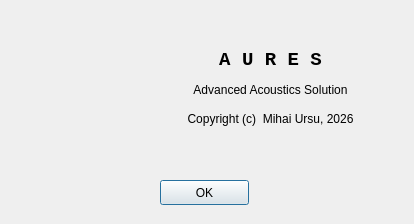
Above: Aures/About.ui from mu1492/Aures before the change. Below: the same form after it.
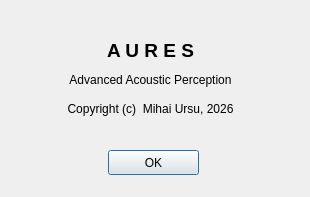
That is the form after the change. Icons and pictures are not drawn.

Diff of the .ui file:
```diff
--- a/Aures/About.ui
+++ b/Aures/About.ui
@@ -6,8 +6,8 @@
    <rect>
     <x>0</x>
     <y>0</y>
-    <width>414</width>
-    <height>224</height>
+    <width>310</width>
+    <height>197</height>
    </rect>
   </property>
   <property name="windowTitle">
@@ -16,9 +16,9 @@
   <widget class="QPushButton" name="OkButton">
    <property name="geometry">
     <rect>
-     <x>160</x>
-     <y>180</y>
-     <width>89</width>
+     <x>108</x>
+     <y>150</y>
+     <width>91</width>
      <height>25</height>
     </rect>
    </property>
@@ -29,8 +29,8 @@
   <widget class="QLabel" name="labelCopyright">
    <property name="geometry">
     <rect>
-     <x>150</x>
-     <y>110</y>
+     <x>30</x>
+     <y>100</y>
      <width>241</width>
      <height>17</height>
     </rect>
@@ -45,15 +45,15 @@
   <widget class="QLabel" name="labelTitle">
    <property name="geometry">
     <rect>
-     <x>200</x>
-     <y>50</y>
+     <x>80</x>
+     <y>40</y>
      <width>141</width>
      <height>20</height>
     </rect>
    </property>
    <property name="font">
     <font>
-     <family>Monospace</family>
+     <family>Segoe UI</family>
      <pointsize>14</pointsize>
      <weight>75</weight>
      <bold>true</bold>
@@ -70,43 +70,19 @@
   <widget class="QLabel" name="labelDescription">
    <property name="geometry">
     <rect>
-     <x>150</x>
-     <y>80</y>
+     <x>30</x>
+     <y>70</y>
      <width>241</width>
      <height>20</height>
     </rect>
    </property>
    <property name="text">
-    <string>Advanced Acoustics Solution</string>
+    <string>Advanced Acoustic Perception</string>
    </property>
    <property name="alignment">
     <set>Qt::AlignCenter</set>
    </property>
   </widget>
-  <widget class="QLabel" name="label">
-   <property name="geometry">
-    <rect>
-     <x>30</x>
-     <y>30</y>
-     <width>111</width>
-     <height>81</height>
-    </rect>
-   </property>
-   <property name="text">
-    <string/>
-   </property>
-   <property name="pixmap">
-    <pixmap resource="Aures.qrc">:/Res/aures.png</pixmap>
-   </property>
-   <property name="scaledContents">
-    <bool>true</bool>
-   </property>
-  </widget>
-  <zorder>label</zorder>
-  <zorder>OkButton</zorder>
-  <zorder>labelCopyright</zorder>
-  <zorder>labelTitle</zorder>
-  <zorder>labelDescription</zorder>
  </widget>
  <resources>
   <include location="Aures.qrc"/>
```
Left out of the diff: 4 changed lines with no effect on the pictures.
